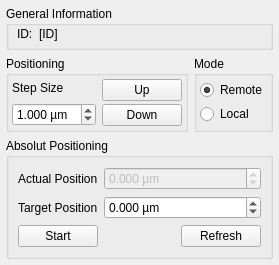
Qt form PiezosystemJena_NV40_1/dockWidgetPiezosystemJena_NV40_1.ui (itom-project/plugins) before a commit.
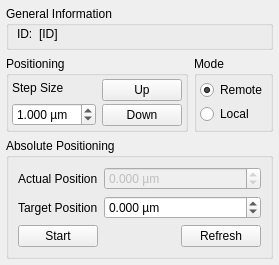
The same form after that commit.

```diff
--- a/PiezosystemJena_NV40_1/dockWidgetPiezosystemJena_NV40_1.ui
+++ b/PiezosystemJena_NV40_1/dockWidgetPiezosystemJena_NV40_1.ui
@@ -202,7 +202,7 @@
       <bool>true</bool>
      </property>
      <property name="title">
-      <string>Absolut Positioning</string>
+      <string>Absolute Positioning</string>
      </property>
      <layout class="QVBoxLayout" name="verticalLayout_4">
       <item>
```
